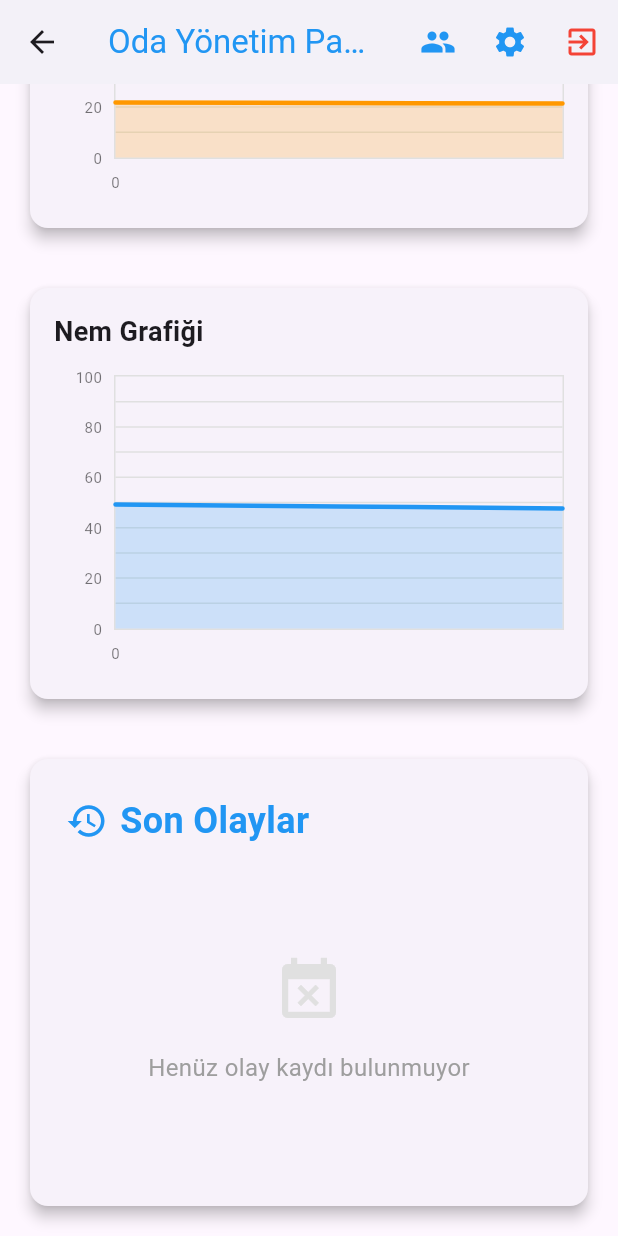
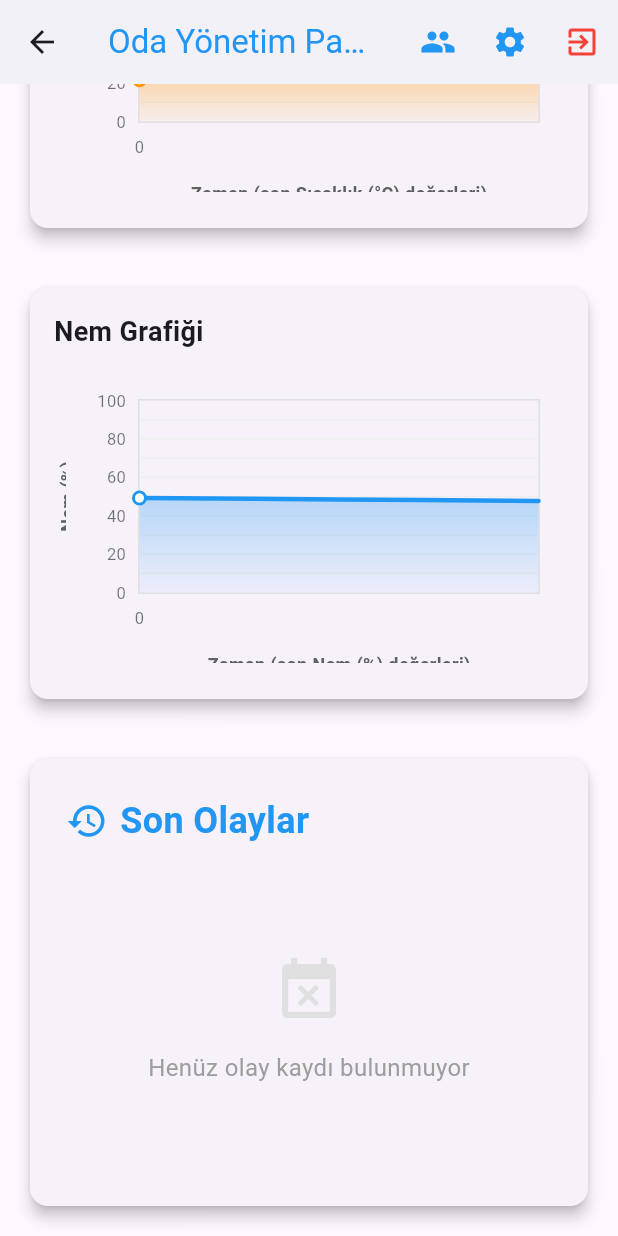
Before and after one commit to myavuzokumus/hotelmind, a Flutter app: the DashboardScreen screen opened directly with empty values, scrolled down 1705 dp, on a phone screen of 412 x 824 dp. Run offline on Flutter 3.47's test engine with Material 3 defaults, Android fonts, the phone set to English and light mode, and no system bars; drawn by our look-alikes of fl_chart; our stand-ins replace flutter_riverpod, go_router, shared_preferences; missing offline and left inert: amplify_api, amplify_auth_cognito, amplify_core, amplify_flutter, qr_code_scanner_plus; accounts and stored records are empty.

Commit message:
Refactor sensor_chart to improve UI presentation, enhance tooltip display, and optimize data handling

```diff
--- a/lib/widgets/sensor_chart.dart
+++ b/lib/widgets/sensor_chart.dart
@@ -1,3 +1,4 @@
+// lib/widgets/sensor_chart.dart
 import 'package:flutter/material.dart';
 import 'package:fl_chart/fl_chart.dart';
 
@@ -20,8 +21,25 @@ class SensorChart extends StatelessWidget {
   @override
   Widget build(BuildContext context) {
     return data.isEmpty
-        ? Center(child: Text('Henüz veri yok'))
-        : LineChart(
+        ? SizedBox(
+      height: 250,
+      child: Center(
+        child: Column(
+          mainAxisAlignment: MainAxisAlignment.center,
+          children: [
+            Icon(Icons.bar_chart, size: 48, color: Colors.grey.shade300),
+            SizedBox(height: 16),
+            Text(
+              'Henüz veri yok',
+              style: TextStyle(color: Colors.grey.shade500, fontSize: 16),
+            ),
+          ],
+        ),
+      ),
+    )
+        : Padding(
+      padding: const EdgeInsets.only(right: 16.0, top: 16.0, bottom: 8.0),
+      child: LineChart(
         LineChartData(
           gridData: FlGridData(
             show: true,
@@ -30,13 +48,13 @@ class SensorChart extends StatelessWidget {
             verticalInterval: 5,
             getDrawingHorizontalLine: (value) {
               return FlLine(
-              color: Colors.grey.shade300,
+                color: Colors.grey.shade200,
                 strokeWidth: 1,
               );
             },
             getDrawingVerticalLine: (value) {
               return FlLine(
-              color: Colors.grey.shade300,
+                color: Colors.grey.shade200,
                 strokeWidth: 1,
               );
             },
@@ -50,6 +68,17 @@ class SensorChart extends StatelessWidget {
               sideTitles: SideTitles(showTitles: false),
             ),
             bottomTitles: AxisTitles(
+              axisNameWidget: Padding(
+                padding: const EdgeInsets.only(top: 8.0),
+                child: Text(
+                  'Zaman (son $label değerleri)',
+                  style: TextStyle(
+                    color: Colors.grey.shade700,
+                    fontSize: 12,
+                    fontWeight: FontWeight.bold,
+                  ),
+                ),
+              ),
               sideTitles: SideTitles(
                 showTitles: true,
                 reservedSize: 30,
@@ -63,7 +92,7 @@ class SensorChart extends StatelessWidget {
                         '${value.toInt()}',
                         style: TextStyle(
                           color: Colors.black54,
-                        fontSize: 10,
+                          fontSize: 11,
                         ),
                       ),
                     );
@@ -76,6 +105,17 @@ class SensorChart extends StatelessWidget {
               ),
             ),
             leftTitles: AxisTitles(
+              axisNameWidget: Padding(
+                padding: const EdgeInsets.only(bottom: 8.0),
+                child: Text(
+                  label,
+                  style: TextStyle(
+                    color: Colors.grey.shade700,
+                    fontSize: 12,
+                    fontWeight: FontWeight.bold,
+                  ),
+                ),
+              ),
               sideTitles: SideTitles(
                 showTitles: true,
                 interval: 20,
@@ -86,7 +126,7 @@ class SensorChart extends StatelessWidget {
                       '${value.toInt()}',
                       style: TextStyle(
                         color: Colors.black54,
-                      fontSize: 10,
+                        fontSize: 11,
                       ),
                     ),
                   );
@@ -105,15 +145,18 @@ class SensorChart extends StatelessWidget {
           maxY: getMaxY(),
           lineTouchData: LineTouchData(
             touchTooltipData: LineTouchTooltipData(
+              tooltipRoundedRadius: 8,
+              tooltipPadding: EdgeInsets.symmetric(horizontal: 12, vertical: 8),
               getTooltipItems: (List<LineBarSpot> touchedBarSpots) {
                 return touchedBarSpots.map((barSpot) {
                   final index = barSpot.x.toInt();
                   if (index >= 0 && index < data.length) {
                     return LineTooltipItem(
-                    data[index].toStringAsFixed(1),
+                      '$label: ${data[index].toStringAsFixed(1)}',
                       const TextStyle(
                         color: Colors.white,
                         fontWeight: FontWeight.bold,
+                        fontSize: 14,
                       ),
                     );
                   }
@@ -128,16 +171,38 @@ class SensorChart extends StatelessWidget {
             LineChartBarData(
               spots: _createSpots(),
               isCurved: true,
+              curveSmoothness: 0.3,
               color: color,
               barWidth: 3,
               isStrokeCapRound: true,
-            dotData: FlDotData(show: false),
+              dotData: FlDotData(
+                show: true,
+                getDotPainter: (spot, percent, barData, index) {
+                  return FlDotCirclePainter(
+                    radius: 3,
+                    color: Colors.white,
+                    strokeWidth: 2,
+                    strokeColor: color,
+                  );
+                },
+                checkToShowDot: (spot, barData) {
+                  return spot.x % 5 == 0; // Her 5 noktada bir nokta göster
+                },
+              ),
               belowBarData: BarAreaData(
                 show: true,
-              color: color.withValues(alpha: 0.2),
+                gradient: LinearGradient(
+                  begin: Alignment.topCenter,
+                  end: Alignment.bottomCenter,
+                  colors: [
+                    color.withOpacity(0.3),
+                    color.withOpacity(0.05),
+                  ],
+                ),
               ),
             ),
           ],
+        ),
       ),
     );
   }
```
Lines whose indentation alone changed are shown as unchanged.
